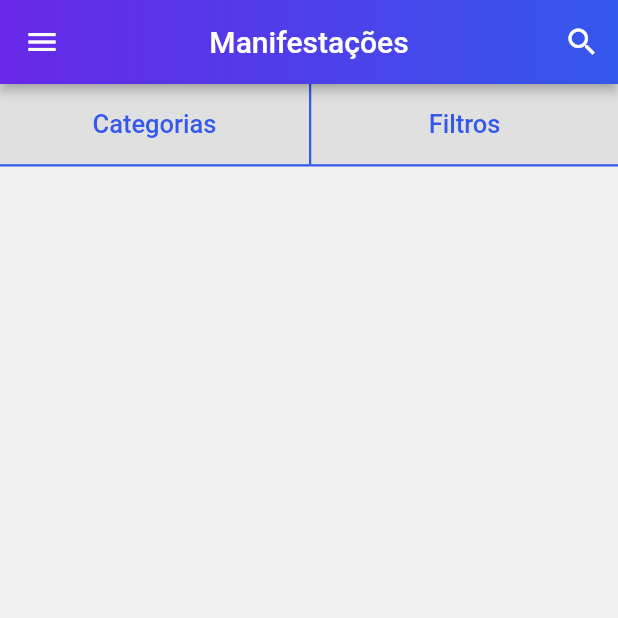
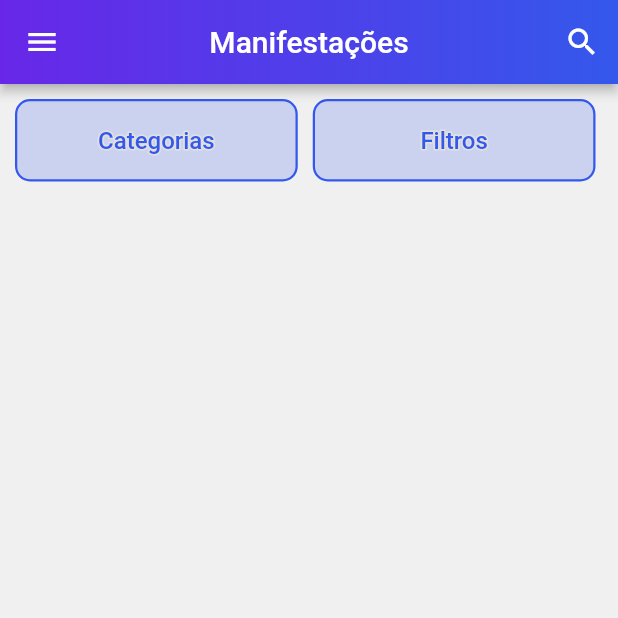
Before and after one commit to VictorSavoldi/ExpoCity, a Flutter app: the screen it shows after launch, on a phone screen of 412 x 824 dp, the top half of it. Run offline on Flutter 3.47's test engine with Material 2 defaults, Android fonts, the phone set to English and light mode, and no system bars; drawn by our look-alikes of bordered_text; our stand-ins replace flutter_mobx, get_it, image_cropper, image_picker, mobx, new_gradient_app_bar and 1 more; generated files the repository leaves out were written again; network calls fail.

Commit message:
Filtros de pesquisa iniciais

```diff
--- a/lib/components/colors.dart
+++ b/lib/components/colors.dart
@@ -3,9 +3,11 @@ import 'package:flutter/material.dart';
 const Color defaultColor = Color.fromRGBO(52, 88, 235, 1);
 const Color transparentDefaultColor = Color.fromRGBO(52, 88, 235, 0.4);
 const Color secondColor = Color.fromRGBO(104, 39, 232, 1);
+const Color transparentSecondColor = Color.fromRGBO(104, 39, 232, 0.2);
+const Color filterButtonColor = Color.fromRGBO(52, 88, 235, 0.2);
 const Color errorColor = Color.fromRGBO(255, 77, 77, 1);
 const Color flutterErrorColor = Color.fromRGBO(211, 47, 47, 1);
-const Color backgoundColor = Color.fromRGBO(240, 240, 240, 1);
+const Color backgroundColor = Color.fromRGBO(240, 240, 240, 1);
 
 const Gradient defaultGradientColor =
     LinearGradient(colors: [secondColor, defaultColor]);
--- a/lib/components/custom_drawer/custom_drawer.dart
+++ b/lib/components/custom_drawer/custom_drawer.dart
@@ -14,7 +14,7 @@ class CustomDrawer extends StatelessWidget {
       child: SizedBox(
         width: MediaQuery.of(context).size.width * 0.65,
         child: Drawer(
-          backgroundColor: backgoundColor,
+          backgroundColor: backgroundColor,
           child: ListView(
             children: [
               CustomDrawerHeader(),
--- a/lib/components/custom_drawer/page_tile.dart
+++ b/lib/components/custom_drawer/page_tile.dart
@@ -23,7 +23,7 @@ class PageTile extends StatelessWidget {
       alignment: Alignment.center,
       decoration: const BoxDecoration(
         border: (Border(bottom: BorderSide(color: Colors.black12, width: 2))),
-        color: backgoundColor,
+        color: backgroundColor,
       ),
       child: ListTile(
         title: Text(
--- a/lib/main.dart
+++ b/lib/main.dart
@@ -43,7 +43,7 @@ class MyApp extends StatelessWidget {
         canvasColor: Colors.transparent,
         primaryColor: defaultColor,
         visualDensity: VisualDensity.adaptivePlatformDensity,
-        scaffoldBackgroundColor: backgoundColor,
+        scaffoldBackgroundColor: backgroundColor,
         textSelectionTheme: const TextSelectionThemeData(
           cursorColor: defaultColor,
         ),
--- a/lib/screens/create/components/image_dialog.dart
+++ b/lib/screens/create/components/image_dialog.dart
@@ -16,7 +16,7 @@ class ImageDialog extends StatelessWidget {
     return Container(
       alignment: Alignment.center,
       child: Card(
-        color: backgoundColor,
+        color: backgroundColor,
         margin: const EdgeInsets.symmetric(horizontal: 45),
         shape: RoundedRectangleBorder(borderRadius: BorderRadius.circular(20)),
         elevation: 8,
--- a/lib/screens/create/components/image_source_modal.dart
+++ b/lib/screens/create/components/image_source_modal.dart
@@ -15,7 +15,7 @@ class ImageSourceModal extends StatelessWidget {
     return BottomSheet(
       shape: const RoundedRectangleBorder(
           borderRadius: BorderRadius.vertical(top: Radius.circular(20))),
-      backgroundColor: backgoundColor,
+      backgroundColor: backgroundColor,
       onClosing: () {},
       builder: (_) => Container(
         decoration: BoxDecoration(
--- a/lib/screens/home/components/bar_button.dart
+++ b/lib/screens/home/components/bar_button.dart
@@ -1,3 +1,4 @@
+import 'package:bordered_text/bordered_text.dart';
 import 'package:expocity/components/colors.dart';
 import 'package:flutter/material.dart';
 
@@ -23,13 +24,17 @@ class BarButton extends StatelessWidget {
           alignment: Alignment.center,
           decoration: decoration,
           height: 55,
+          child: BorderedText(
+            strokeWidth: 2.0,
+            strokeColor: Colors.grey[300]!,
             child: Text(
               label,
               textAlign: TextAlign.center,
               style: const TextStyle(
                 color: defaultColor,
-              fontSize: 17,
+                fontSize: 16,
                 fontWeight: FontWeight.w500,
+              ),
             ),
           ),
         ),
--- a/lib/screens/home/components/top_bar.dart
+++ b/lib/screens/home/components/top_bar.dart
@@ -1,5 +1,6 @@
 import 'package:expocity/components/colors.dart';
 import 'package:expocity/screens/category/category_screen.dart';
+import 'package:expocity/screens/filter/filter_screen.dart';
 import 'package:expocity/screens/home/components/bar_button.dart';
 import 'package:expocity/stores/home_store.dart';
 import 'package:flutter/material.dart';
@@ -14,8 +15,11 @@ class TopBar extends StatelessWidget {
   @override
   Widget build(BuildContext context) {
     return Observer(builder: (_) {
-      return Row(
+      return Padding(
+        padding: const EdgeInsets.only(top: 10),
+        child: Row(
           children: [
+            const SizedBox(width: 10),
             BarButton(
               label: homeStore.category?.description ?? 'Categorias',
               onTap: () async {
@@ -32,24 +36,27 @@ class TopBar extends StatelessWidget {
                 }
               },
               decoration: BoxDecoration(
-              color: Colors.grey[300],
-              border: const Border(
-                bottom: BorderSide(color: defaultColor, width: 1.5),
+                color: filterButtonColor,
+                border: Border.all(color: defaultColor, width: 1.5),
+                borderRadius: BorderRadius.circular(10),
               ),
             ),
-          ),
+            const SizedBox(width: 10),
             BarButton(
               label: 'Filtros',
-            onTap: () {},
+              onTap: () {
+                Navigator.of(context)
+                    .push(MaterialPageRoute(builder: (_) => FilterScreen()));
+              },
               decoration: BoxDecoration(
-              color: Colors.grey[300],
-              border: const Border(
-                bottom: BorderSide(color: defaultColor, width: 1.5),
-                left: BorderSide(color: defaultColor, width: 1.5),
+                color: filterButtonColor,
+                border: Border.all(color: defaultColor, width: 1.5),
+                borderRadius: BorderRadius.circular(10),
               ),
             ),
+            const SizedBox(width: 15),
+          ],
         ),
-        ],
       );
     });
   }
--- a/pubspec.yaml
+++ b/pubspec.yaml
@@ -44,6 +44,7 @@ dependencies:
   new_gradient_app_bar: ^0.2.0
   shared_preferences: ^2.0.15
   path: any
+  bordered_text: 2.0.0
 
 dev_dependencies:
   flutter_test:
```
Also changed, not shown: lib/screens/filter/components/manifestation_status_field.dart (added, +103 -0 lines), lib/screens/filter/components/orderby_field.dart (added, +75 -0 lines), lib/screens/filter/components/section_title.dart (added, +23 -0 lines), lib/screens/filter/filter_screen.dart (added, +48 -0 lines), lib/screens/login/login_screen.dart (+3 -4 lines), lib/stores/filter_store.dart (added, +40 -0 lines), lib/stores/filter_store.g.dart (added), pubspec.lock. Lines whose indentation alone changed are shown as unchanged.
